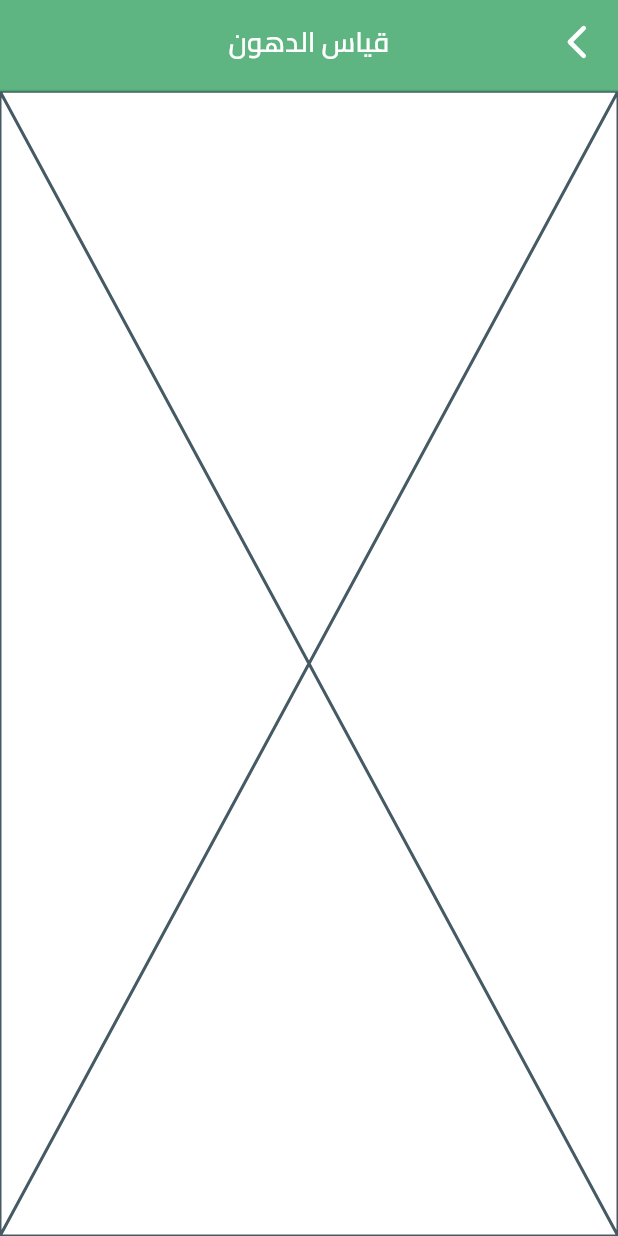
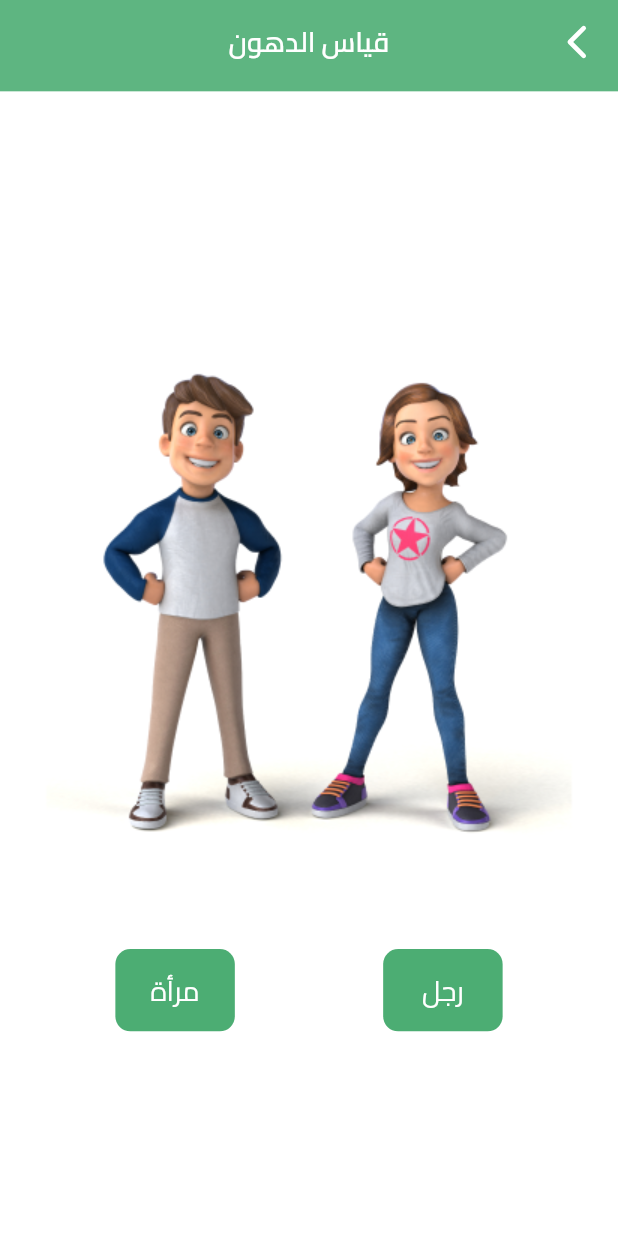
Before and after one commit to aliNassef/fetra, a Flutter app: the FatCalcView screen opened directly, on a phone screen of 412 x 824 dp. Run offline on Flutter 3.47's test engine with Material 3 defaults, Android fonts, the phone set to English and light mode, and no system bars; our stand-ins replace animated_text_kit, cached_network_image, dartz, dio, dropdown_button2, equatable and 10 more; accounts and stored records are empty.

Commit message:
fat calc  ui done

```diff
--- a/lib/core/shared/widgets/app_button.dart
+++ b/lib/core/shared/widgets/app_button.dart
@@ -7,20 +7,24 @@ class AppButton extends StatelessWidget {
     this.onPressed,
     this.backgroundColor,
     required this.text,
-    this.borderColor,
+    this.padding,
+    this.borderColor,   this.radius = 10,
   });
   final void Function()? onPressed;
+  final EdgeInsetsGeometry? padding;
   final Color? backgroundColor;
   final Widget text;
   final Color? borderColor;
+  final double radius;
   @override
   Widget build(BuildContext context) {
     return GestureDetector(
       onTap: onPressed,
       child: Container(
+        padding: padding,
         decoration: BoxDecoration(
             color: backgroundColor,
-            borderRadius: BorderRadius.circular(10),
+            borderRadius: BorderRadius.circular(radius),
             border: Border.all(color: borderColor ?? Colors.transparent)),
         margin: EdgeInsets.symmetric(horizontal: 20.w),
         height: 54.h,
--- a/lib/core/shared/widgets/custom_app_bar.dart
+++ b/lib/core/shared/widgets/custom_app_bar.dart
@@ -10,13 +10,18 @@ class CustomAppbar extends StatelessWidget implements PreferredSizeWidget {
   const CustomAppbar({
     super.key,
     required this.title,
+    this.bottom,
+    this.appBarHeight,
   });
   final String title;
+  final PreferredSizeWidget? bottom;
+  final double? appBarHeight;
   @override
   Widget build(BuildContext context) {
     return PreferredSize(
-      preferredSize: Size.fromHeight(60.h),
+      preferredSize: Size.fromHeight(appBarHeight ?? 60.h),
       child: AppBar(
+        bottom: bottom,
         elevation: 0,
         centerTitle: true,
         leading: GestureDetector(
@@ -47,5 +52,5 @@ class CustomAppbar extends StatelessWidget implements PreferredSizeWidget {
   }
 
   @override
-  Size get preferredSize => Size.fromHeight(60.h);
+  Size get preferredSize => Size.fromHeight(appBarHeight ?? 60.h);
 }
--- a/lib/core/utils/app_styles.dart
+++ b/lib/core/utils/app_styles.dart
@@ -95,4 +95,21 @@ abstract class AppStyles {
     fontWeight: FontWeight.w600,
     fontFamily: 'Cairo',
   );
+  static final textStyle18R = TextStyle(
+    fontSize: 18.sp,
+    fontWeight: FontWeight.w400,
+    fontFamily: 'Cairo',
+  );
+  static final textStyle9R = TextStyle(
+    fontSize: 9.sp,
+    fontWeight: FontWeight.w400,
+    fontFamily: 'Cairo',
+    color: const Color(0xff595959),
+  );
+  static final textStyle12M = TextStyle(
+    fontSize: 12.sp,
+    fontWeight: FontWeight.w500,
+    fontFamily: 'Cairo',
+    color: const Color(0xff666666),
+  );
 }
--- a/lib/features/fat_calc/presentation/views/widgets/fat_calc_view.dart
+++ b/lib/features/fat_calc/presentation/views/widgets/fat_calc_view.dart
@@ -11,7 +11,7 @@ class FatCalcView extends StatelessWidget {
   Widget build(BuildContext context) {
     return Scaffold(
       appBar: CustomAppbar(title: S.of(context).fat_calc),
-      body: const FatClacViewBody(),
+      body: const FatCalcViewBody(),
     );
   }
 }
--- a/lib/features/fat_calc/presentation/views/widgets/fat_calc_view_body.dart
+++ b/lib/features/fat_calc/presentation/views/widgets/fat_calc_view_body.dart
@@ -1,11 +1,78 @@
+import 'package:fetra/core/shared/widgets/app_button.dart';
+import 'package:fetra/core/utils/app_colors.dart';
+import 'package:fetra/core/utils/app_images.dart';
+import 'package:fetra/core/utils/app_styles.dart';
+import 'package:fetra/features/fat_calc/presentation/views/female_fat_calc_view.dart';
+import 'package:fetra/features/fat_calc/presentation/views/man_fat_calc_view.dart';
+ import 'package:flutter/material.dart';
+ import 'package:flutter_screenutil/flutter_screenutil.dart';
+import 'package:persistent_bottom_nav_bar/persistent_tab_view.dart';
 
-import 'package:flutter/material.dart';
+import '../../../../../generated/l10n.dart';
 
-class FatClacViewBody extends StatelessWidget {
-  const FatClacViewBody({super.key});
+class FatCalcViewBody extends StatelessWidget {
+  const FatCalcViewBody({super.key});
 
   @override
   Widget build(BuildContext context) {
-    return const Placeholder();
+    return Column(
+      crossAxisAlignment: CrossAxisAlignment.stretch,
+      mainAxisAlignment: MainAxisAlignment.center,
+      children: [
+        Image.asset(
+          AppImages.fatCalculation,
+          width: MediaQuery.sizeOf(context).width,
+          height: MediaQuery.sizeOf(context).height * .5,
+        ),
+        SizedBox(
+          height: 23.h,
+        ),
+        Padding(
+          padding: EdgeInsets.symmetric(horizontal: 50.w),
+          child: Row(
+            mainAxisAlignment: MainAxisAlignment.spaceEvenly,
+            children: [
+              Expanded(
+                child: AppButton(
+                  onPressed: () {
+                    PersistentNavBarNavigator.pushNewScreen(
+                      context,
+                      screen: const ManFatCalcView(),
+                    );
+                  },
+                  backgroundColor: AppColors.primarySwatchColor,
+                  text: Text(
+                    S.of(context).male,
+                    style: AppStyles.textStyle18R.copyWith(
+                      color: Colors.white,
+                    ),
+                  ),
+                ),
+              ),
+              SizedBox(
+                width: 50.w,
+              ),
+              Expanded(
+                child: AppButton(
+                  onPressed: () {
+                    PersistentNavBarNavigator.pushNewScreen(
+                      context,
+                      screen: const FemaleFatCalcView(),
+                    );
+                  },
+                  backgroundColor: AppColors.primarySwatchColor,
+                  text: Text(
+                    S.of(context).female,
+                    style: AppStyles.textStyle18R.copyWith(
+                      color: Colors.white,
+                    ),
+                  ),
+                ),
+              ),
+            ],
+          ),
+        )
+      ],
+    );
   }
 }
```
Also changed, not shown: lib/core/shared/widgets/custom_text_form_field.dart (+9 -0 lines), lib/core/shared/widgets/measure_item.dart (added, +50 -0 lines), lib/features/fat_calc/presentation/views/female_fat_calc_view.dart (added, +25 -0 lines), lib/features/fat_calc/presentation/views/man_fat_calc_view.dart (added, +25 -0 lines), lib/features/fat_calc/presentation/views/widgets/fat_calc_info.dart (added, +33 -0 lines), lib/features/fat_calc/presentation/views/widgets/female_fat_calc_view_body.dart (added, +142 -0 lines), lib/features/fat_calc/presentation/views/widgets/input_fat_calc.dart (added, +41 -0 lines), lib/features/fat_calc/presentation/views/widgets/man_fat_calc_view_body.dart (added, +140 -0 lines), lib/l10n/intl_ar.arb (+10 -2 lines), lib/l10n/intl_en.arb (+9 -1 lines), lib/core/utils/app_colors.dart (line endings or trailing spaces), lib/generated/intl/messages_ar.dart, lib/generated/intl/messages_en.dart, lib/generated/l10n.dart.
